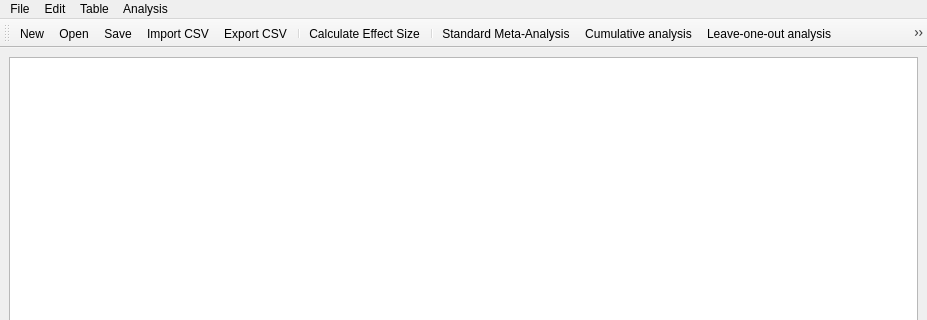
The window that main_window.ui (gdietz/OpenMEE) describes before a commit, drawn with Qt 5; both pictures show x 0 to 927 and y 0 to 320 of the 927 by 622 pixel window.
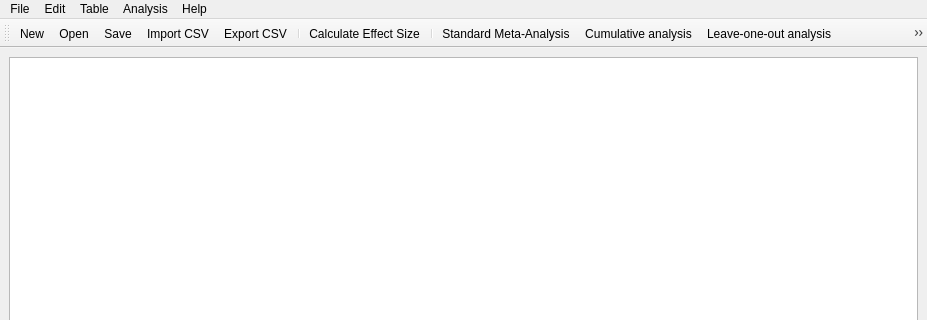
The same window after the commit. Icons and pictures are not drawn.

Commit message: added about window

The edit to the form file:
```diff
--- a/main_window.ui
+++ b/main_window.ui
@@ -30,7 +30,7 @@
      <x>0</x>
      <y>0</y>
      <width>927</width>
-     <height>22</height>
+     <height>27</height>
     </rect>
    </property>
    <widget class="QMenu" name="menuFile">
@@ -112,10 +112,17 @@
     <addaction name="menuMeta_Regression_Meta_Regression_Derivatives"/>
     <addaction name="separator"/>
    </widget>
+   <widget class="QMenu" name="menuAbout">
+    <property name="title">
+     <string>Help</string>
+    </property>
+    <addaction name="action_about"/>
+   </widget>
    <addaction name="menuFile"/>
    <addaction name="menuEdit"/>
    <addaction name="menuTable"/>
    <addaction name="menuAnalysis"/>
+   <addaction name="menuAbout"/>
   </widget>
   <widget class="QStatusBar" name="statusbar"/>
   <widget class="QToolBar" name="toolBar">
```
Left out of the diff: 5 changed lines with no effect on the pictures. The commit also changes 2 other files.
